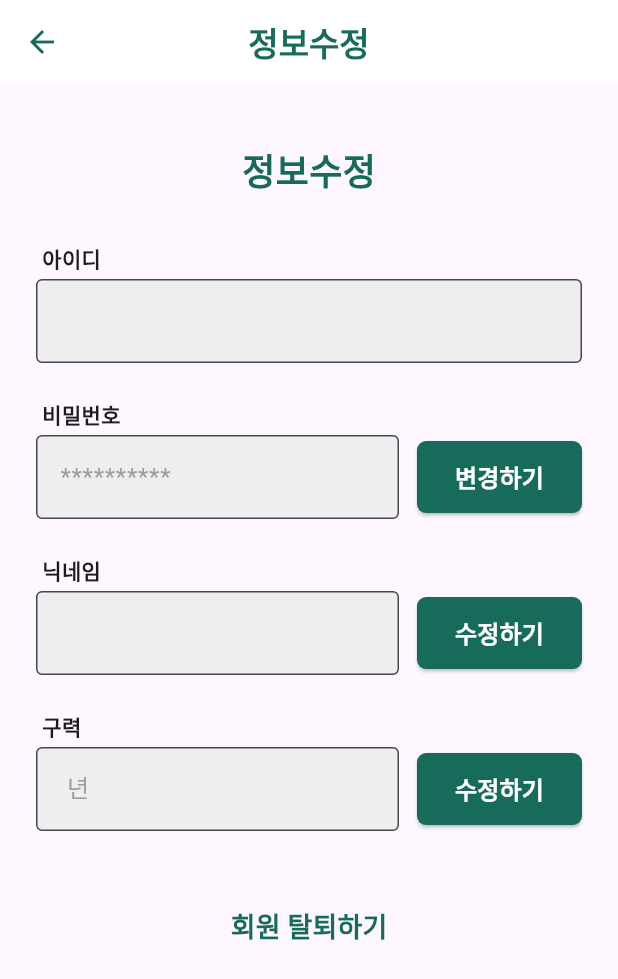
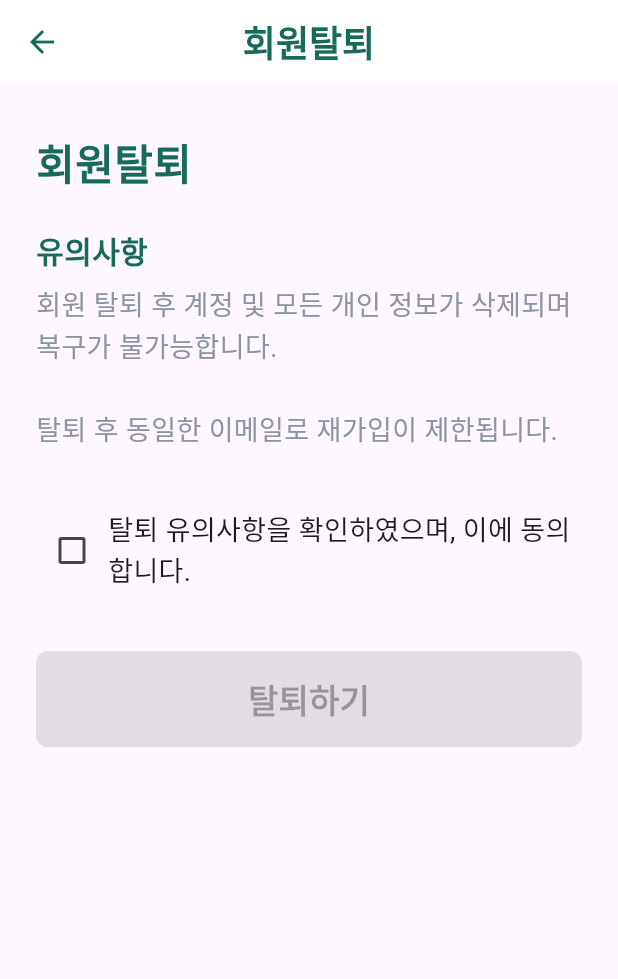
Before and after one commit to golframe/Golframe-dev, a Flutter app: the EditProfileScreen screen opened directly with empty values, after a tap on "회원 탈퇴하기", on a phone screen of 412 x 824 dp. Shown: the top 979 px of the screen. Run offline on Flutter 3.47's test engine with Material 3 defaults, Android fonts, the phone set to English and light mode, and no system bars.

Commit message:
[feat] 회원탈퇴 기능 개발

```diff
--- a/lib/edit_profile_screen.dart
+++ b/lib/edit_profile_screen.dart
@@ -1,4 +1,5 @@
 import 'package:flutter/material.dart';
+import 'withdraw_screen.dart';
 
 class EditProfileScreen extends StatefulWidget {
   final String email;
@@ -233,7 +234,12 @@ class _EditProfileScreenState extends State<EditProfileScreen> {
           const SizedBox(height: 40),
           Center(
             child: TextButton(
-              onPressed: () {},
+              onPressed: () {
+                Navigator.push(
+                  context,
+                  MaterialPageRoute(builder: (_) => WithdrawScreen()),
+                );
+              },
               child: const Text(
                 '회원 탈퇴하기',
                 style: TextStyle(
--- /dev/null
+++ b/lib/withdraw_screen.dart
@@ -0,0 +1,116 @@
+import 'package:flutter/material.dart';
+import 'withdraw_complete_screen.dart';
+
+class WithdrawScreen extends StatefulWidget {
+  const WithdrawScreen({Key? key}) : super(key: key);
+
+  @override
+  State<WithdrawScreen> createState() => _WithdrawScreenState();
+}
+
+class _WithdrawScreenState extends State<WithdrawScreen> {
+  bool agreed = false;
+
+  void _onWithdraw() {
+    // TODO: 실제 탈퇴 처리 후 완료 화면으로 이동
+    Navigator.pushReplacement(
+      context,
+      MaterialPageRoute(builder: (_) => WithdrawCompleteScreen()),
+    );
+  }
+
+  @override
+  Widget build(BuildContext context) {
+    return Scaffold(
+      appBar: AppBar(
+        leading: IconButton(
+          icon: const Icon(Icons.arrow_back),
+          onPressed: () => Navigator.pop(context),
+        ),
+        title: const Text(
+          '회원탈퇴',
+          style: TextStyle(
+            color: Color(0xFF176B5A),
+            fontWeight: FontWeight.bold,
+            fontSize: 24,
+          ),
+        ),
+        centerTitle: true,
+        backgroundColor: Colors.white,
+        elevation: 0,
+        iconTheme: const IconThemeData(color: Color(0xFF176B5A)),
+      ),
+      body: Padding(
+        padding: const EdgeInsets.symmetric(horizontal: 24, vertical: 0),
+        child: Column(
+          crossAxisAlignment: CrossAxisAlignment.start,
+          children: [
+            const SizedBox(height: 32),
+            const Text(
+              '회원탈퇴',
+              style: TextStyle(
+                color: Color(0xFF176B5A),
+                fontWeight: FontWeight.bold,
+                fontSize: 28,
+              ),
+            ),
+            const SizedBox(height: 24),
+            const Text(
+              '유의사항',
+              style: TextStyle(
+                color: Color(0xFF176B5A),
+                fontWeight: FontWeight.bold,
+                fontSize: 20,
+              ),
+            ),
+            const SizedBox(height: 8),
+            const Text(
+              '회원 탈퇴 후 계정 및 모든 개인 정보가 삭제되며 복구가 불가능합니다.\n\n탈퇴 후 동일한 이메일로 재가입이 제한됩니다.',
+              style: TextStyle(
+                color: Color(0xFF8B95A1),
+                fontSize: 18,
+                height: 1.5,
+              ),
+            ),
+            const SizedBox(height: 40),
+            Row(
+              crossAxisAlignment: CrossAxisAlignment.center,
+              children: [
+                Checkbox(
+                  value: agreed,
+                  onChanged: (v) => setState(() => agreed = v ?? false),
+                  activeColor: const Color(0xFF176B5A),
+                ),
+                const Expanded(
+                  child: Text(
+                    '탈퇴 유의사항을 확인하였으며, 이에 동의합니다.',
+                    style: TextStyle(fontSize: 18),
+                  ),
+                ),
+              ],
+            ),
+            const SizedBox(height: 40),
+            SizedBox(
+              width: double.infinity,
+              height: 64,
+              child: ElevatedButton(
+                onPressed: agreed ? _onWithdraw : null,
+                style: ElevatedButton.styleFrom(
+                  backgroundColor: const Color(0xFF06635C),
+                  shape: RoundedRectangleBorder(
+                    borderRadius: BorderRadius.circular(8),
+                  ),
+                  elevation: 0,
+                ),
+                child: const Text(
+                  '탈퇴하기',
+                  style: TextStyle(fontSize: 22, fontWeight: FontWeight.bold),
+                ),
+              ),
+            ),
+          ],
+        ),
+      ),
+    );
+  }
+}
```
Also changed, not shown: lib/my_tab.dart (+19 -0 lines), lib/withdraw_complete_screen.dart (added, +76 -0 lines).
